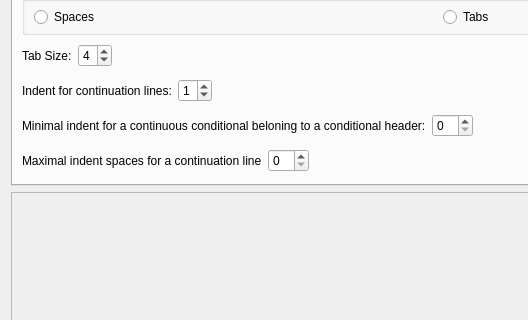
royqh1979/RedPanda-CPP, file RedPandaIDE/settingsdialog/formattergeneralwidget.ui: the form before one commit; both pictures show x 0 to 528 and y 114 to 434 of the 881 by 754 pixel window.
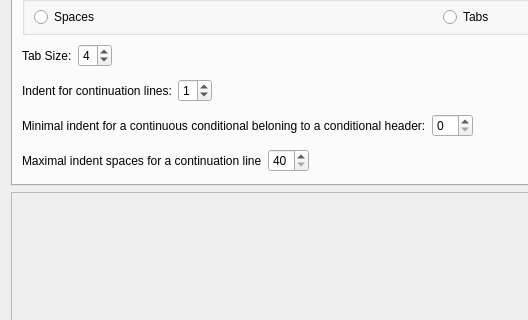
The form after the commit. The open tabs and pages were chosen to show the change. Custom widgets are drawn as their Qt base class.

Patch:
```diff
--- a/RedPandaIDE/settingsdialog/formattergeneralwidget.ui
+++ b/RedPandaIDE/settingsdialog/formattergeneralwidget.ui
@@ -337,7 +337,11 @@
            </widget>
           </item>
           <item>
-           <widget class="QSpinBox" name="spinMaxContinuationIndent"/>
+           <widget class="QSpinBox" name="spinMaxContinuationIndent">
+            <property name="minimum">
+             <number>40</number>
+            </property>
+           </widget>
           </item>
           <item>
            <spacer name="horizontalSpacer_5">
```
Left out of the diff: 4 changed lines with no effect on the pictures.
